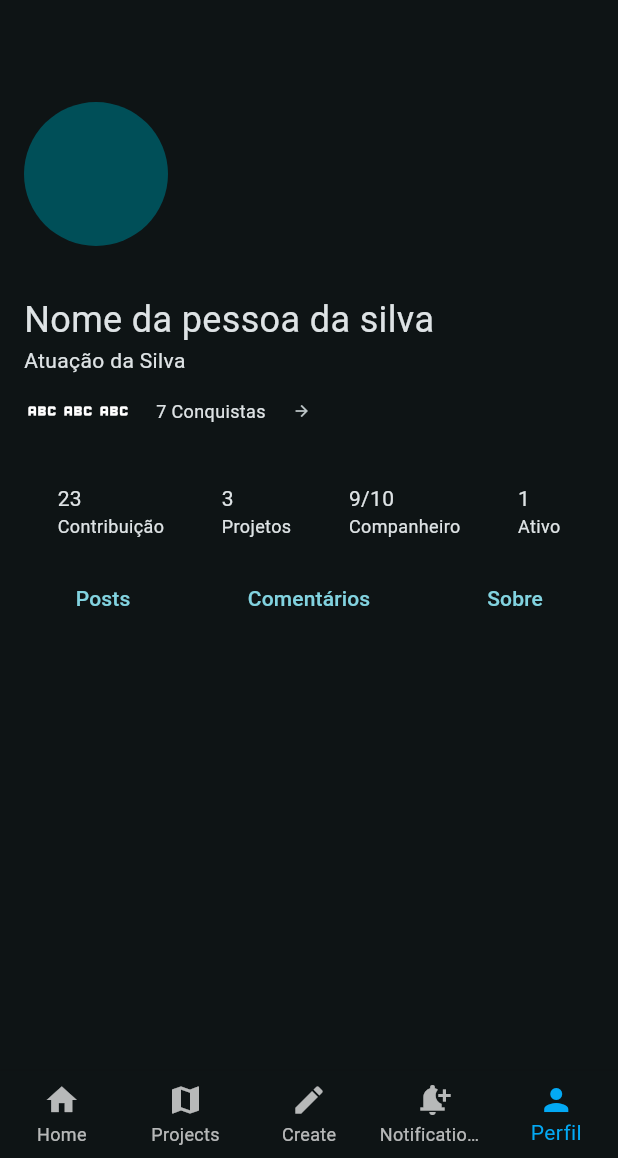
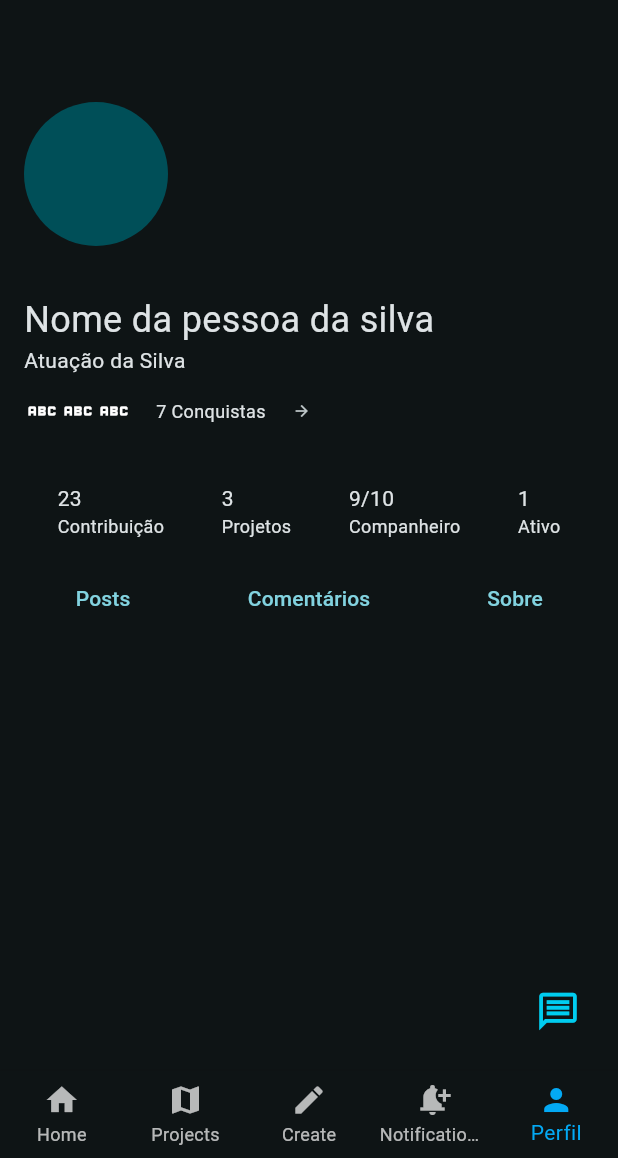
Before and after one commit to DerickPederzini/AcuraHub, a Flutter app: the LayoutPage screen opened by its route, on a phone screen of 412 x 824 dp, the part 78-1236 px from its top. Run offline on Flutter 3.47's test engine with Material 3 defaults, Android fonts, the phone set to English and light mode, and no system bars.

Commit message:
add chat button

```diff
--- /dev/null
+++ b/forum_front/lib/components/chat/chat_button.dart
@@ -0,0 +1,25 @@
+import 'package:flutter/material.dart';
+import 'package:forum_front/components/chat/chat_dialog.dart';
+import 'package:forum_front/constants/app_colors.dart';
+
+class ChatButton extends StatefulWidget {
+  const ChatButton({super.key});
+
+  @override
+  State<ChatButton> createState() => _ChatButtonState();
+}
+
+class _ChatButtonState extends State<ChatButton> {
+  @override
+  Widget build(BuildContext context) {
+    return IconButton(
+      onPressed: () => {
+        showChatDialog(context)
+      },
+
+      iconSize: 30,
+      icon: Icon(Icons.message_outlined),
+      color: AppColors.blue_eurofarma,
+    );
+  }
+}
--- a/forum_front/lib/pages/layout_page.dart
+++ b/forum_front/lib/pages/layout_page.dart
@@ -1,4 +1,5 @@
 import 'package:flutter/material.dart';
+import 'package:forum_front/components/chat/chat_button.dart';
 import 'package:forum_front/components/navigation/drawer.dart';
 import 'package:forum_front/pages/course_page.dart';
 import 'package:forum_front/pages/create_page.dart';
@@ -51,6 +52,8 @@ class _HomePageState extends State<LayoutPage> {
       ),
       drawer: AppDrawer(),
       body: _allPages[selectedIndex],
+      floatingActionButtonLocation: FloatingActionButtonLocation.endFloat,
+      floatingActionButton: ChatButton(),
       bottomNavigationBar: BottomNavigationBar(
         currentIndex: selectedIndex,
         type: BottomNavigationBarType.fixed,
```
Also changed, not shown: forum_front/lib/components/chat/chat_dialog.dart (added, +51 -0 lines), forum_front/pubspec.lock.
